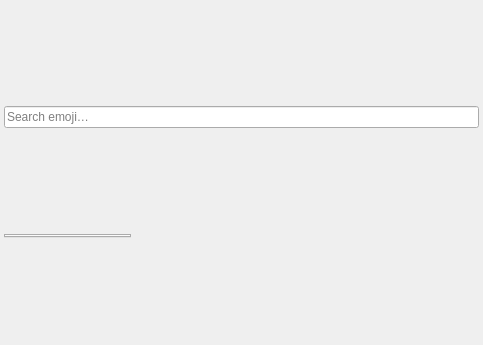
Before: the Qt Designer form sources/choose-emoji-dialog/ChooseEmojiDialog.ui in Ri0n/matterleast, drawn with Qt 5.
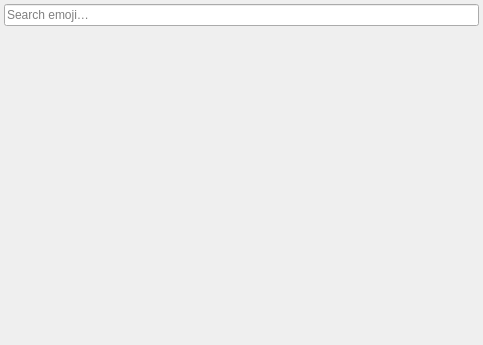
After: the same form once the commit is applied.

Commit message:
Fix emoji picker tabs and responsive scrolling
Replace native tab chrome with compact palette-aware category buttons and a stacked picker body. Use a real flow layout for emoji wrapping, make category pages vertically scrollable through the shared overlay scrollbar without edge-jump arrows, and use the Base palette role so the picker tracks light/dark content surfaces. Preserve live palette propagation and responsive resizing.

```diff
--- a/sources/choose-emoji-dialog/ChooseEmojiDialog.ui
+++ b/sources/choose-emoji-dialog/ChooseEmojiDialog.ui
@@ -11,7 +11,7 @@
    </rect>
   </property>
   <property name="sizePolicy">
-   <sizepolicy hsizetype="Fixed" vsizetype="Fixed">
+   <sizepolicy hsizetype="Expanding" vsizetype="Expanding">
     <horstretch>0</horstretch>
     <verstretch>0</verstretch>
    </sizepolicy>
@@ -52,20 +52,22 @@
     </widget>
    </item>
    <item>
-    <widget class="QTabWidget" name="tabWidget">
+    <widget class="QWidget" name="categoryBar">
      <property name="sizePolicy">
-      <sizepolicy hsizetype="Fixed" vsizetype="Fixed">
+      <sizepolicy hsizetype="Expanding" vsizetype="Fixed">
        <horstretch>0</horstretch>
        <verstretch>0</verstretch>
       </sizepolicy>
      </property>
-     <property name="font">
-      <font>
-       <pointsize>10</pointsize>
-      </font>
-     </property>
-     <property name="tabShape">
-      <enum>QTabWidget::Rounded</enum>
+    </widget>
+   </item>
+   <item>
+    <widget class="QStackedWidget" name="stackWidget">
+     <property name="sizePolicy">
+      <sizepolicy hsizetype="Expanding" vsizetype="Expanding">
+       <horstretch>0</horstretch>
+       <verstretch>0</verstretch>
+      </sizepolicy>
      </property>
     </widget>
    </item>
```
The commit also changes 8 other files.
